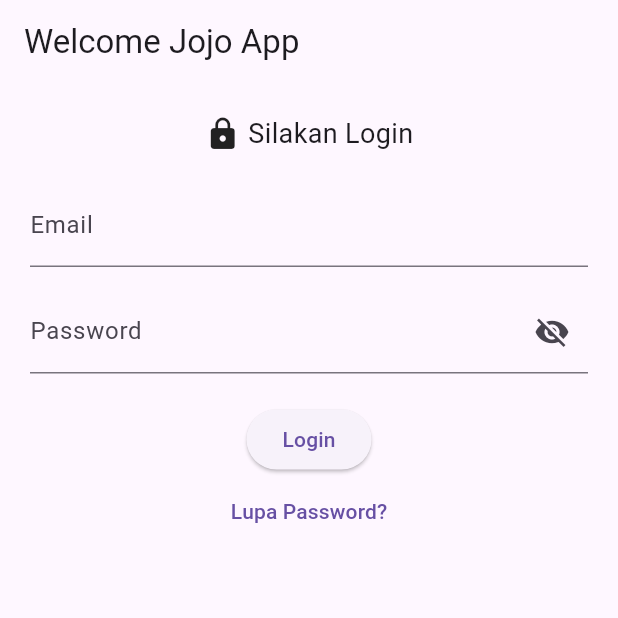
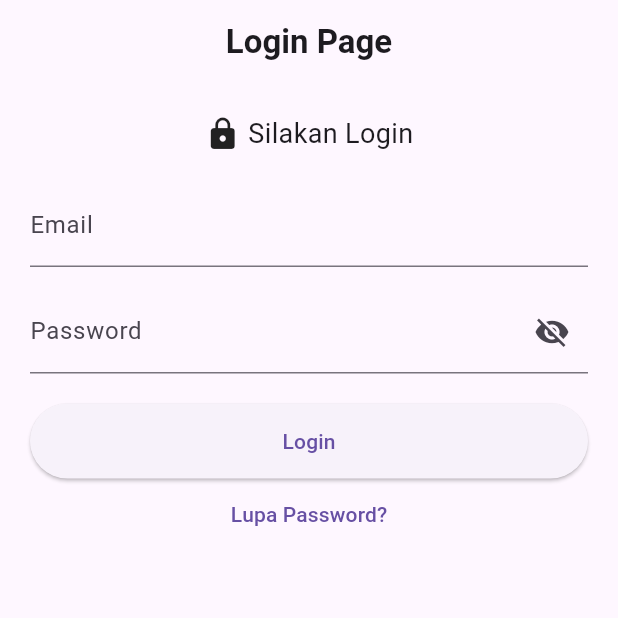
Before and after one commit to Jonathanmau/flutter-login-app, a Flutter app: the screen it shows after launch, on a phone screen of 412 x 824 dp, the top half of it. Run offline on Flutter 3.47's test engine with Material 3 defaults, Android fonts, the phone set to English and light mode, and no system bars.

Commit message:
update login system and UI improvements

```diff
--- a/lib/models/user.dart
+++ b/lib/models/user.dart
@@ -6,6 +6,6 @@ class User {
   // constructor untuk inisialisasi object User
   User({
     required this.email,
-    this.name = "Guest", // default jika tidak diisi
+    this.name = "guest", // default jika tidak diisi
   });
 }
--- a/lib/screens/dashboard_page.dart
+++ b/lib/screens/dashboard_page.dart
@@ -16,7 +16,7 @@ class DashboardPage extends StatelessWidget {
     return Scaffold(
       // APPBAR
       appBar: AppBar(
-        title: Text("Dashboard"),
+        title: Text("Dashboard Saya"),
 
         // tombol logout di kanan atas
         actions: [
--- a/lib/screens/forgot_page.dart
+++ b/lib/screens/forgot_page.dart
@@ -54,7 +54,7 @@ class _ForgotPageState extends State<ForgotPage> {
               Container(
                 padding: EdgeInsets.all(10),
                 child: Text(
-                  "Masukkan email untuk reset password",
+                  "Masukkan email untuk reset password anda",
                   textAlign: TextAlign.center,
                 ),
               ),
--- a/lib/screens/login_page.dart
+++ b/lib/screens/login_page.dart
@@ -53,7 +53,13 @@ class _LoginPageState extends State<LoginPage> {
   Widget build(BuildContext context) {
     return Scaffold(
       // bagian atas aplikasi
-      appBar: AppBar(title: Text("Welcome Jojo App")),
+      appBar: AppBar(
+        title: Text(
+          "Login Page",
+          style: TextStyle(fontWeight: FontWeight.bold),
+        ),
+        centerTitle: true,
+      ),
 
       body: SafeArea(
         child: Padding(
--- a/lib/widgets/custom_button.dart
+++ b/lib/widgets/custom_button.dart
@@ -1,10 +1,9 @@
 import 'package:flutter/material.dart';
 
-// widget tombol reusable
 class CustomButton extends StatelessWidget {
-  final String text; // teks tombol
-  final VoidCallback onPressed; // aksi saat ditekan
-  final bool isLoading; // status loading
+  final String text;
+  final VoidCallback onPressed;
+  final bool isLoading;
 
   const CustomButton({
     required this.text,
@@ -14,10 +13,22 @@ class CustomButton extends StatelessWidget {
 
   @override
   Widget build(BuildContext context) {
-    return isLoading
-        // loading tampil spinner
-        ? CircularProgressIndicator()
-        // jika tidak tampil tombol
-        : ElevatedButton(onPressed: onPressed, child: Text(text));
+    return SizedBox(
+      width: double.infinity,
+      height: 50,
+      child: ElevatedButton(
+        onPressed: isLoading ? null : onPressed,
+        child: isLoading
+            ? SizedBox(
+                width: 20,
+                height: 20,
+                child: CircularProgressIndicator(
+                  strokeWidth: 2,
+                  color: Colors.white,
+                ),
+              )
+            : Text(text),
+      ),
+    );
   }
 }
```
